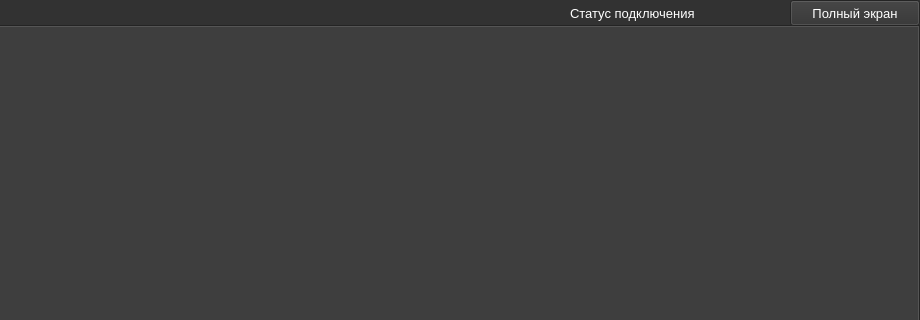
Above: src/MainWindow/MainWindow.ui from PolarStarWalker/PolarUV-client before the change; both pictures show x 480 to 1400 and y 0 to 320 of the 1400 by 750 pixel window. Below: the same form after it.
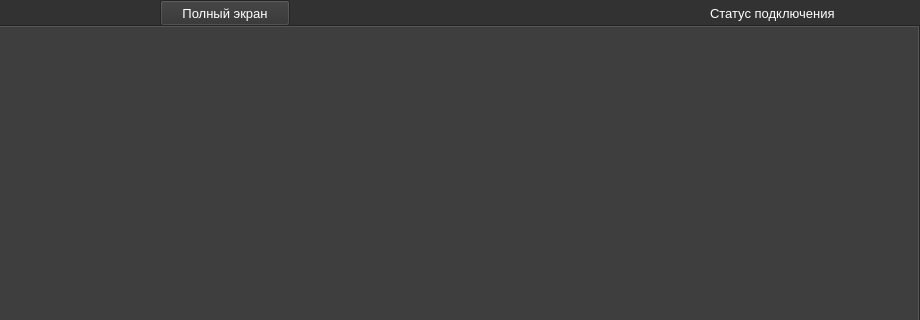
That is the form after the change. Icons and pictures are not drawn.

Commit message: Фикс цветов камеры, иконка приложения и небольшое изменение интерфейса

Patch:
```diff
--- a/src/MainWindow/MainWindow.ui
+++ b/src/MainWindow/MainWindow.ui
@@ -18,8 +18,8 @@
   </property>
   <property name="minimumSize">
    <size>
-    <width>1280</width>
-    <height>720</height>
+    <width>1400</width>
+    <height>750</height>
    </size>
   </property>
   <property name="palette">
@@ -3751,7 +3751,7 @@
    <widget class="QLabel" name="StatusLabel">
     <property name="geometry">
      <rect>
-      <x>1050</x>
+      <x>1190</x>
       <y>0</y>
       <width>170</width>
       <height>26</height>
@@ -3775,7 +3775,7 @@
     </property>
     <property name="geometry">
      <rect>
-      <x>1270</x>
+      <x>640</x>
       <y>0</y>
       <width>130</width>
       <height>26</height>
```
Left out of the diff: 76 changed lines with no effect on the pictures. The commit also changes 5 other files.
